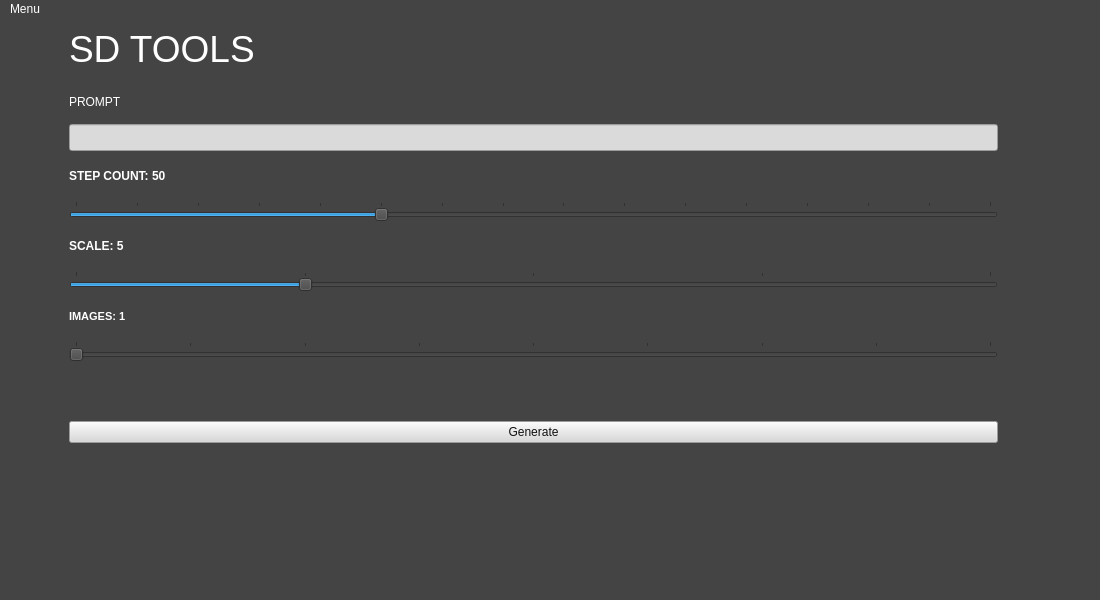
Qt form ui/main.ui (TwoDukes/Diffusion-Tools) before a commit.
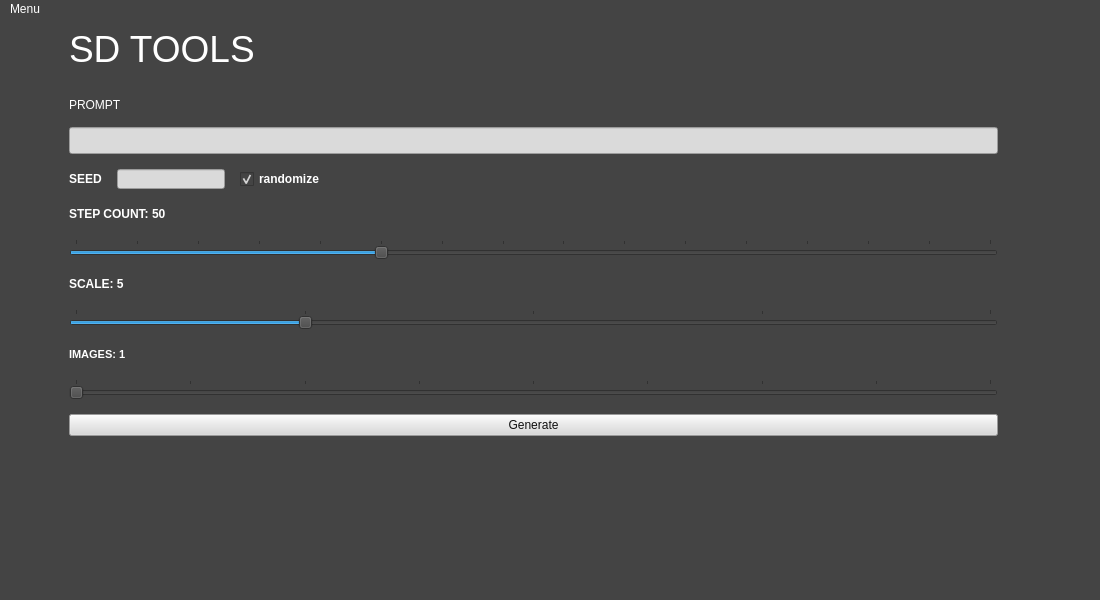
The same form after that commit. Icons and pictures are not drawn.

Commit message: Added seed input and randomization

What changed in the file:
```diff
--- a/ui/main.ui
+++ b/ui/main.ui
@@ -24,6 +24,9 @@
 color: rgb(255, 255, 255);</string>
   </property>
   <widget class="QWidget" name="centralwidget">
+   <property name="enabled">
+    <bool>true</bool>
+   </property>
    <property name="sizePolicy">
     <sizepolicy hsizetype="Preferred" vsizetype="Fixed">
      <horstretch>0</horstretch>
@@ -35,7 +38,7 @@
      <enum>QLayout::SetDefaultConstraint</enum>
     </property>
     <item>
-     <layout class="QHBoxLayout" name="horizontalLayout">
+     <layout class="QHBoxLayout" name="horizontalLayout" stretch="0,0">
       <property name="rightMargin">
        <number>20</number>
       </property>
@@ -91,7 +94,7 @@
           <property name="sizeHint" stdset="0">
            <size>
             <width>20</width>
-            <height>10</height>
+            <height>13</height>
            </size>
           </property>
          </spacer>
@@ -125,6 +128,102 @@
           </property>
          </widget>
         </item>
+        <item>
+         <layout class="QHBoxLayout" name="horizontalLayout_2">
+          <property name="sizeConstraint">
+           <enum>QLayout::SetMaximumSize</enum>
+          </property>
+          <item>
+           <widget class="QLabel" name="seedLable">
+            <property name="sizePolicy">
+             <sizepolicy hsizetype="Maximum" vsizetype="Fixed">
+              <horstretch>0</horstretch>
+              <verstretch>0</verstretch>
+             </sizepolicy>
+            </property>
+            <property name="maximumSize">
+             <size>
+              <width>16777215</width>
+              <height>20</height>
+             </size>
+            </property>
+            <property name="font">
+             <font>
+              <weight>75</weight>
+              <bold>true</bold>
+             </font>
+            </property>
+            <property name="text">
+             <string>SEED</string>
+            </property>
+           </widget>
+          </item>
+          <item>
+           <widget class="QLineEdit" name="seedInputBox">
+            <property name="sizePolicy">
+             <sizepolicy hsizetype="Maximum" vsizetype="Maximum">
+              <horstretch>0</horstretch>
+              <verstretch>0</verstretch>
+             </sizepolicy>
+            </property>
+            <property name="maximumSize">
+             <size>
+              <width>16777215</width>
+              <height>20</height>
+             </size>
+            </property>
+            <property name="styleSheet">
+             <string notr="true">background-color: rgb(218, 218, 218);
+color: rgb(35, 35, 35);</string>
+            </property>
+           </widget>
+          </item>
+          <item>
+           <widget class="QCheckBox" name="seedRandomized">
+            <property name="sizePolicy">
+             <sizepolicy hsizetype="Maximum" vsizetype="Fixed">
+              <horstretch>0</horstretch>
+              <verstretch>0</verstretch>
+             </sizepolicy>
+            </property>
+            <property name="maximumSize">
+             <size>
+              <width>16777215</width>
+              <height>20</height>
+             </size>
+            </property>
+            <property name="font">
+             <font>
+              <weight>75</weight>
+              <bold>true</bold>
+             </font>
+            </property>
+            <property name="text">
+             <string>randomize</string>
+            </property>
+            <property name="checked">
+             <bool>true</bool>
+            </property>
+           </widget>
+          </item>
+          <item>
+           <spacer name="horizontalSpacer">
+            <property name="orientation">
+             <enum>Qt::Horizontal</enum>
+            </property>
+            <property name="sizeType">
+             <enum>QSizePolicy::Expanding</enum>
+            </property>
+            <property name="sizeHint" stdset="0">
+             <size>
+              <width>40</width>
+              <height>20</height>
+             </size>
+            </property>
+           </spacer>
+          </item>
+         </layout>
+        </item>
         <item>
          <widget class="QLabel" name="stepCountLabel">
           <property name="sizePolicy">
@@ -265,22 +364,6 @@
           </property>
          </widget>
         </item>
-        <item>
-         <spacer name="verticalSpacer">
-          <property name="orientation">
-           <enum>Qt::Vertical</enum>
-          </property>
-          <property name="sizeType">
-           <enum>QSizePolicy::Fixed</enum>
-          </property>
-          <property name="sizeHint" stdset="0">
-           <size>
-            <width>20</width>
-            <height>45</height>
-           </size>
-          </property>
-         </spacer>
-        </item>
         <item>
          <widget class="QPushButton" name="generateButton">
           <property name="sizePolicy">
@@ -304,14 +387,30 @@
           </property>
          </widget>
         </item>
+        <item>
+         <spacer name="verticalSpacer">
+          <property name="orientation">
+           <enum>Qt::Vertical</enum>
+          </property>
+          <property name="sizeType">
+           <enum>QSizePolicy::Expanding</enum>
+          </property>
+          <property name="sizeHint" stdset="0">
+           <size>
+            <width>20</width>
+            <height>45</height>
+           </size>
+          </property>
+         </spacer>
+        </item>
        </layout>
       </item>
       <item>
        <widget class="QLabel" name="imagePreview">
         <property name="maximumSize">
          <size>
-          <width>512</width>
-          <height>512</height>
+          <width>16777215</width>
+          <height>16777215</height>
          </size>
         </property>
         <property name="text">
```
Left out of the diff: 9 changed lines with no effect on the pictures. The commit also changes 3 other files.
